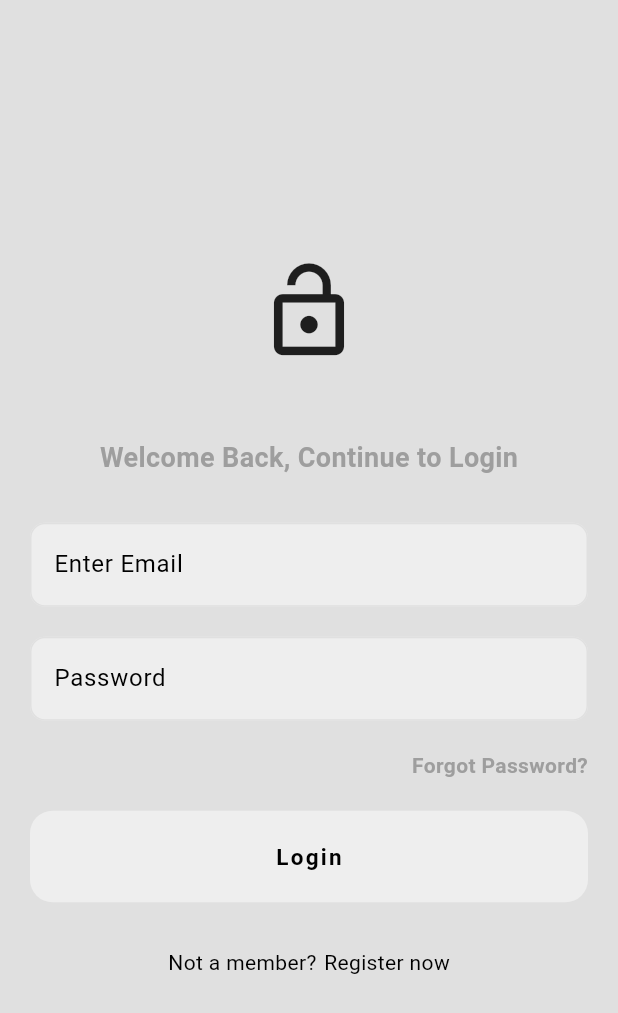
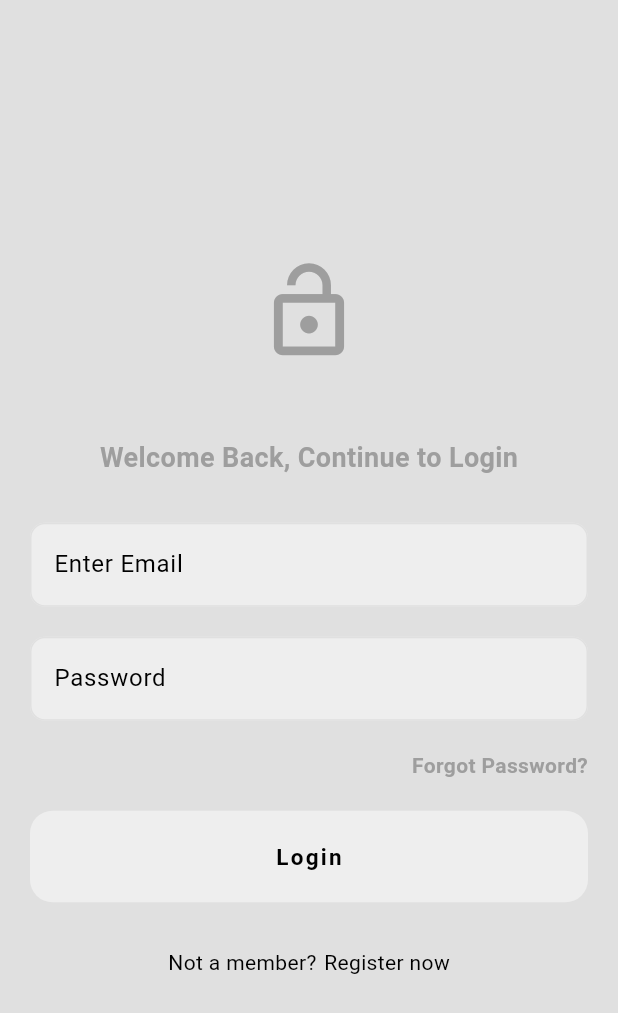
Before and after one commit to Andrew-Marfo/minimal-twitter-clone, a Flutter app: the screen it shows after launch, on a phone screen of 412 x 824 dp. Shown: the top 1013 px of the screen. Run offline on Flutter 3.47's test engine with Material 3 defaults, Android fonts, the phone set to English and light mode, and no system bars.

Commit message:
minor touches to login screen

```diff
--- a/lib/screens/login_page.dart
+++ b/lib/screens/login_page.dart
@@ -18,9 +18,10 @@ class LoginPage extends StatelessWidget {
             child: Column(
               mainAxisAlignment: MainAxisAlignment.center,
               children: [
-                const Icon(
+                Icon(
                   Icons.lock_open,
                   size: 70,
+                  color: Theme.of(context).colorScheme.primary,
                 ),
                 const SizedBox(height: 50),
                 Text(
```
